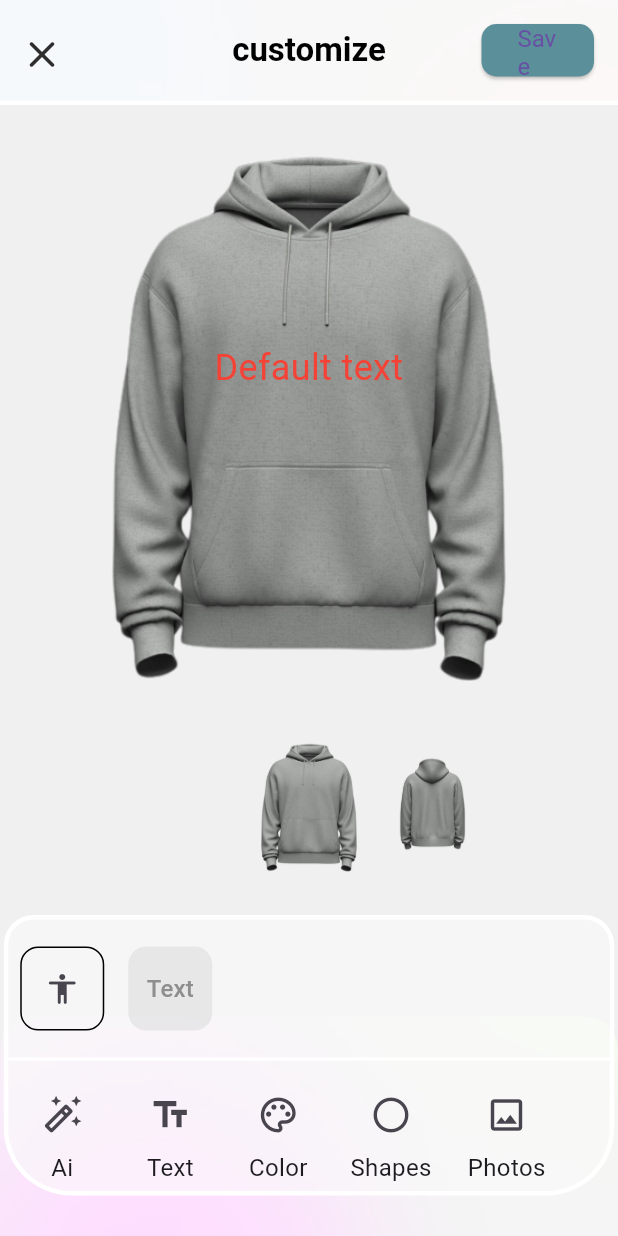
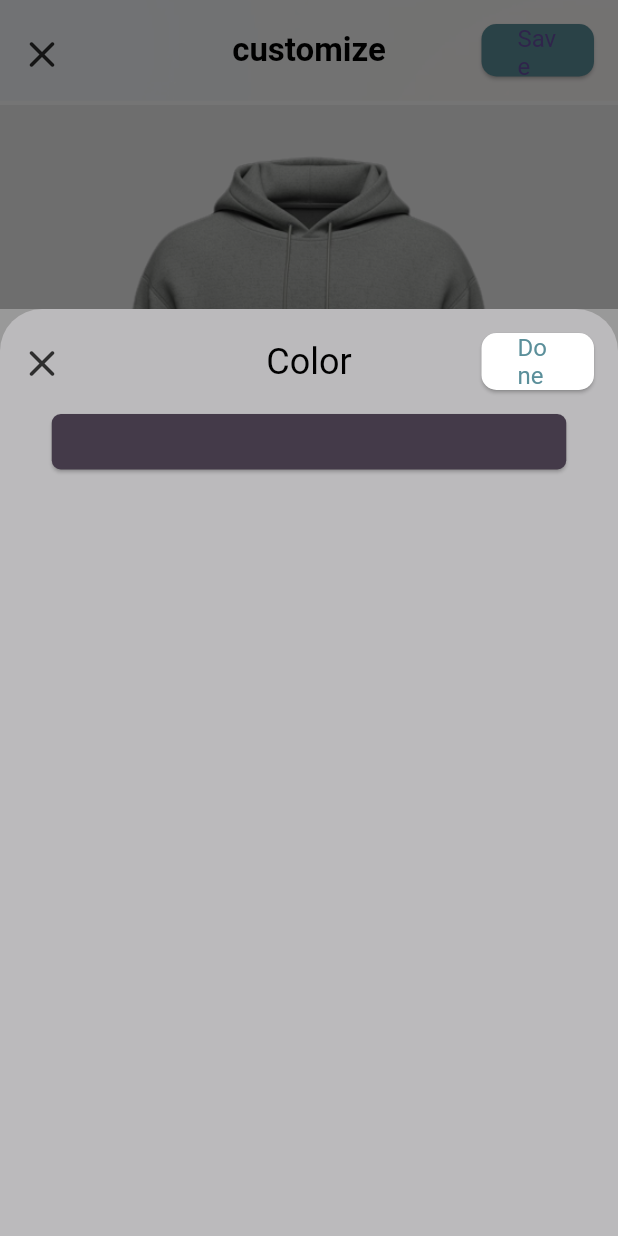
Before and after one commit to AmrTaher70/Custom_Craft, a Flutter app: the screen it shows after launch, after a tap on the "color lens" icon, on a phone screen of 412 x 824 dp. Run offline on Flutter 3.47's test engine with Material 3 defaults, Android fonts, the phone set to English and light mode, and no system bars; our stand-ins replace curved_navigation_bar, device_preview, flutter_colorpicker, font_awesome_flutter, get, go_router and 2 more.

Commit message:
handle choosing color of item

```diff
--- /dev/null
+++ b/lib/core/utils/models/color_item_model.dart
@@ -0,0 +1,10 @@
+import 'package:flutter/material.dart';
+
+class ColorItemModel extends ChangeNotifier {
+  Color? color;
+
+  void updateColor(Color newColor) {
+    color = newColor;
+    notifyListeners();
+  }
+}
--- a/lib/core/widget/font_selector.dart
+++ b/lib/core/widget/font_selector.dart
@@ -48,13 +48,22 @@ class _FontSelectorState extends State<FontSelector> {
             'Merriweather', // Added
             'Ubuntu', // Added
             'Zilla Slab', // Added
-            'Bitter'
+            'Bitter',
+            'Anton',
+            'Teko',
+            'Dancing Script',
+            'Pacifico',
+            'Shadows Into Light',
+            'Righteous',
+            'Merienda',
+            'Rubik Doodle Shadow',
+            'Rubik Moonrocks'
           ].map<DropdownMenuItem<String>>((String value) {
             return DropdownMenuItem<String>(
               value: value,
               child: Padding(
                 padding: const EdgeInsets.only(
-                    right: 90.0, left: 100), // Add this line
+                    right: 50.0, left: 50), // Add this line
                 child: Text(
                   value,
                   style: const TextStyle(
--- /dev/null
+++ b/lib/features/Design/ChooseColor/choose_color.dart
@@ -0,0 +1,63 @@
+// ignore_for_file: library_private_types_in_public_api
+
+import 'package:custom_craft/core/utils/models/color_item_model.dart';
+import 'package:custom_craft/core/widget/color_picker.dart';
+import 'package:custom_craft/core/widget/custom_app_bar_for_tools.dart';
+import 'package:custom_craft/features/Design/main_design.dart';
+import 'package:flutter/material.dart';
+import 'package:provider/provider.dart';
+
+class ChooseColor extends StatefulWidget {
+  const ChooseColor({
+    Key? key,
+  }) : super(key: key);
+
+  @override
+  _ChooseColorState createState() => _ChooseColorState();
+}
+
+class _ChooseColorState extends State<ChooseColor> {
+  Color pickerColor = const Color(0xff443a49);
+  Color currentColor = const Color(0xff443a49);
+
+  Color iconColor = Colors.grey;
+  void changeColor(BuildContext context, Color color) {
+    setState(() => pickerColor = color);
+    Provider.of<ColorItemModel>(context, listen: false).updateColor(color);
+  }
+
+  @override
+  Widget build(BuildContext context) {
+    final colorItem = Provider.of<ColorItemModel>(context, listen: false);
+    return Scaffold(
+      backgroundColor: const Color(0xffFAFAFA).withOpacity(.5),
+      appBar: CustomAppBarForTools(
+        text: const Text(
+          'Color',
+          style: TextStyle(fontSize: 24, color: Colors.black),
+        ),
+        onPressed: () {
+          colorItem.updateColor(currentColor);
+          Navigator.push(
+            context,
+            MaterialPageRoute(builder: (context) => const MainDesign()),
+          );
+        },
+      ),
+      body: Center(
+        child: Column(
+          crossAxisAlignment: CrossAxisAlignment.center,
+          children: [
+            ColorPickerButton(
+              initialColor: currentColor,
+              onColorChanged: (Color color) {
+                changeColor(context, color); // Pass the context here
+                setState(() => currentColor = color);
+              },
+            ),
+          ],
+        ),
+      ),
+    );
+  }
+}
--- a/lib/features/Design/main_design.dart
+++ b/lib/features/Design/main_design.dart
@@ -1,8 +1,11 @@
 import 'package:custom_craft/constans/colors/colors.dart';
 import 'package:custom_craft/core/utils/assets.dart';
+import 'package:custom_craft/core/utils/models/color_item_model.dart';
+import 'package:custom_craft/core/widget/color_picker.dart';
 import 'package:custom_craft/core/widget/custom_app_bar_for_design.dart';
 import 'package:custom_craft/core/widget/image_background.dart';
 import 'package:custom_craft/features/Design/AddText/add_text_screen.dart';
+import 'package:custom_craft/features/Design/ChooseColor/choose_color.dart';
 import 'package:flutter/material.dart';
 import 'package:google_fonts/google_fonts.dart';
 import 'package:provider/provider.dart';
@@ -18,7 +21,6 @@ class MainDesign extends StatefulWidget {
 
 class _MainDesignState extends State<MainDesign> {
   final PageController _pageController = PageController(viewportFraction: 0.2);
-
   int _currentPageIndex = 0;
 
   List<String> images = [
@@ -26,6 +28,8 @@ class _MainDesignState extends State<MainDesign> {
     AssetsData.hoodieBack,
     // Add more image paths as needed
   ];
+  Color pickerColor = const Color(0xff443a49);
+  Color currentColor = const Color(0xff443a49);
 
   @override
   void initState() {
@@ -45,11 +49,27 @@ class _MainDesignState extends State<MainDesign> {
     });
   }
 
+  void _handleVerticalDragUpdate(DragUpdateDetails details) {
+    setState(() {
+      _fontSize = (_fontSize + details.delta.dy).clamp(5, 55);
+    });
+  }
+
+  double _fontSize = 30.0;
+
+  double _calculateBoundaryMargin() {
+    // Calculate the boundary margin based on font size
+    // Ensure that the maximum vertical margin is 100
+    double margin = 200 - (_fontSize / 2);
+    return margin.clamp(0, 100); // Clamp the value between 0 and 100
+  }
+
   @override
   Widget build(BuildContext context) {
     final screenSize = MediaQuery.of(context).size;
     final double width = screenSize.width;
     final textModel = Provider.of<TextModel>(context);
+    final colorItemModel = Provider.of<ColorItemModel>(context);
     final text = textModel.text;
     final color = textModel.color;
     final align = textModel.align;
@@ -59,7 +79,9 @@ class _MainDesignState extends State<MainDesign> {
       child: Scaffold(
         backgroundColor: Colors.transparent,
         appBar: const CustomAppBarDesign(),
-        body: Center(
+        body: GestureDetector(
+          onVerticalDragUpdate: _handleVerticalDragUpdate,
+          child: Center(
             child: Column(
               children: [
                 Stack(
@@ -75,11 +97,20 @@ class _MainDesignState extends State<MainDesign> {
                               height: 407,
                               width: 343,
                               fit: BoxFit.fitHeight,
+                              color: colorItemModel.color,
+                              colorBlendMode: BlendMode.modulate,
                             ),
                             Positioned(
-                            height: 350,
+                              height: 450,
                               left: 100,
                               right: 100,
+                              child: InteractiveViewer(
+                                boundaryMargin: EdgeInsets.symmetric(
+                                  horizontal: 35,
+                                  vertical: _calculateBoundaryMargin(),
+                                ),
+                                minScale: 0.1,
+                                maxScale: 1.6,
                                 child: Center(
                                   child: Consumer<TextModel>(
                                     builder: (context, textModel, child) {
@@ -89,12 +120,13 @@ class _MainDesignState extends State<MainDesign> {
                                             : textModel.text,
                                         style: GoogleFonts.getFont(
                                           textModel.font,
-                                      fontSize: 24.0,
+                                          fontSize: _fontSize,
                                           color: textModel.color,
                                         ),
                                         textAlign: textModel.align,
                                       );
                                     },
+                                  ),
                                 ),
                               ),
                             ),
@@ -106,6 +138,9 @@ class _MainDesignState extends State<MainDesign> {
                             scrollDirection: Axis.horizontal,
                             controller: _pageController,
                             itemCount: images.length,
+                            onPageChanged: (index) {
+                              _handlePageChange();
+                            },
                             itemBuilder: (context, index) {
                               double scaleFactor =
                                   index == _currentPageIndex ? 1.0 : 0.7;
@@ -114,8 +149,8 @@ class _MainDesignState extends State<MainDesign> {
                                 child: Image.asset(
                                   images[index],
                                   fit: BoxFit.contain,
-                                //   color: AssetsColors.primaryColor,
-                                // colorBlendMode: BlendMode.modulate,
+                                  color: colorItemModel.color,
+                                  colorBlendMode: BlendMode.modulate,
                                 ),
                               );
                             },
@@ -154,7 +189,8 @@ class _MainDesignState extends State<MainDesign> {
                                       borderRadius: BorderRadius.circular(12)),
                                   child: IconButton(
                                     onPressed: () {},
-                                  icon: const Icon(Icons.accessibility_rounded),
+                                    icon:
+                                        const Icon(Icons.accessibility_rounded),
                                   ),
                                 ),
                               ),
@@ -164,8 +200,8 @@ class _MainDesignState extends State<MainDesign> {
                                   height: 56,
                                   width: 56,
                                   decoration: BoxDecoration(
-                                    color:
-                                        const Color(0xffD9D9D9).withOpacity(.5),
+                                      color: const Color(0xffD9D9D9)
+                                          .withOpacity(.5),
                                       borderRadius: BorderRadius.circular(12)),
                                   child: TextButton(
                                       onPressed: () {},
@@ -244,10 +280,14 @@ class _MainDesignState extends State<MainDesign> {
                                         showModalBottomSheet(
                                           context: context,
                                           builder: (BuildContext context) {
-                                          return SizedBox(
+                                            return Container(
+                                              color: Colors.black.withOpacity(
+                                                  0.5), // Change this to your desired color and opacity
+                                              child: SizedBox(
                                                 height: height *
                                                     0.75, // This makes the bottom sheet take up 3/4 of the screen height
                                                 child: const AddText(),
+                                              ),
                                             );
                                           },
                                           isScrollControlled: true,
@@ -273,7 +313,25 @@ class _MainDesignState extends State<MainDesign> {
                                 child: Column(
                                   children: [
                                     IconButton(
-                                    onPressed: () {},
+                                      onPressed: () {
+                                        final height =
+                                            MediaQuery.of(context).size.height;
+                                        showModalBottomSheet(
+                                          context: context,
+                                          builder: (BuildContext context) {
+                                            return Container(
+                                              color: Colors.black.withOpacity(
+                                                  0.5), // Change this to your desired color and opacity
+                                              child: SizedBox(
+                                                height: height *
+                                                    0.75, // This makes the bottom sheet take up 3/4 of the screen height
+                                                child: const ChooseColor(),
+                                              ),
+                                            );
+                                          },
+                                          isScrollControlled: true,
+                                        );
+                                      },
                                       icon: const Icon(
                                         Icons.color_lens_outlined,
                                       ),
@@ -341,6 +399,7 @@ class _MainDesignState extends State<MainDesign> {
             ),
           ),
         ),
+      ),
     );
   }
 }
--- a/lib/main.dart
+++ b/lib/main.dart
@@ -1,18 +1,7 @@
-import 'package:custom_craft/constans/colors/colors.dart';
+import 'package:custom_craft/core/utils/models/color_item_model.dart';
 import 'package:custom_craft/core/utils/models/text_model.dart';
-import 'package:custom_craft/core/widget/add_text_on_photo.dart';
-import 'package:custom_craft/core/widget/custo_nav_bar.dart';
 import 'package:custom_craft/core/widget/image_background.dart';
-import 'package:custom_craft/core/widget/image_onboarding.dart';
-import 'package:custom_craft/core/widget/nav_bar.dart';
-import 'package:custom_craft/core/widget/text_filed_data.dart';
-import 'package:custom_craft/features/Category/category.dart';
-import 'package:custom_craft/features/Design/AddText/add_text_screen.dart';
 import 'package:custom_craft/features/Design/main_design.dart';
-import 'package:custom_craft/features/home/home_screen.dart';
-import 'package:custom_craft/features/login/login_screen.dart';
-import 'package:custom_craft/features/onBoarding/on_boarding.dart';
-import 'package:custom_craft/features/splash/splash/splash_screen.dart';
 import 'package:device_preview/device_preview.dart';
 import 'package:flutter/material.dart';
 import 'package:get/get_navigation/src/root/get_material_app.dart';
@@ -22,8 +11,11 @@ void main() {
   runApp(
     DevicePreview(
       enabled: true,
-      builder: (context) => ChangeNotifierProvider(
-        create: (context) => TextModel(),
+      builder: (context) => MultiProvider(
+        providers: [
+          ChangeNotifierProvider(create: (context) => TextModel()),
+          ChangeNotifierProvider(create: (context) => ColorItemModel()),
+        ],
         child: const MyApp(),
       ),
     ),
--- a/pubspec.yaml
+++ b/pubspec.yaml
@@ -42,6 +42,7 @@ dependencies:
   go_router: ^13.2.0
   google_fonts: ^6.1.0
   image_picker: ^1.0.7
+  interactiveviewer_gallery: ^0.6.0
   intl: ^0.18.1
   material_design_icons_flutter: ^7.0.7296
   provider: ^6.1.2
```
Also changed, not shown: pubspec.lock. Lines whose indentation alone changed are shown as unchanged.
